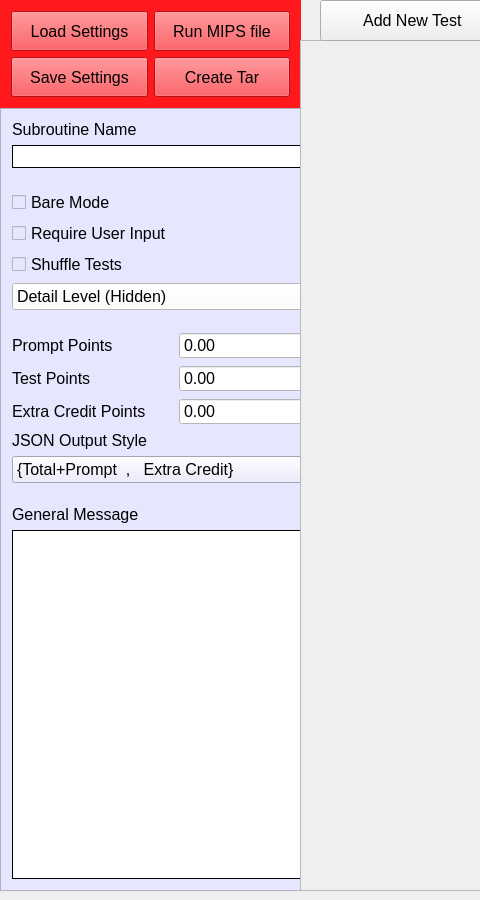
Before: the Qt Designer form MIPS_creator/ui_files/mainwindow.ui in iankamin/MIPS-Autograder, drawn with Qt 5; both pictures show x 0 to 480 and y 0 to 900 of the 1300 by 900 pixel window.
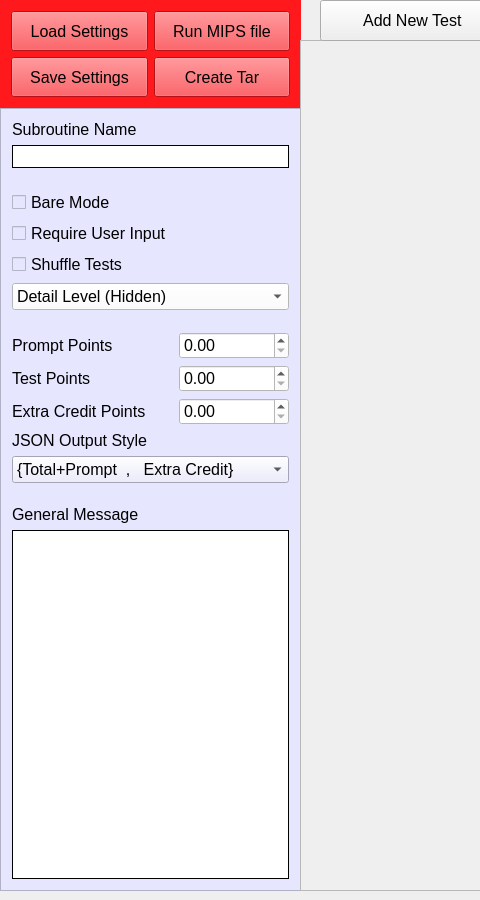
After: the same form once the commit is applied. Icons and pictures are not drawn.

```diff
--- a/MIPS_creator/ui_files/mainwindow.ui
+++ b/MIPS_creator/ui_files/mainwindow.ui
@@ -129,6 +129,12 @@
      </item>
      <item>
       <widget class="QScrollArea" name="scrollArea">
+       <property name="sizePolicy">
+        <sizepolicy hsizetype="Ignored" vsizetype="Expanding">
+         <horstretch>0</horstretch>
+         <verstretch>0</verstretch>
+        </sizepolicy>
+       </property>
        <property name="styleSheet">
         <string notr="true">background-color: rgb(230, 230, 255);</string>
        </property>
@@ -410,6 +416,12 @@
          </item>
          <item row="14" column="0" colspan="2">
           <widget class="QComboBox" name="JsonStyle">
+           <property name="sizePolicy">
+            <sizepolicy hsizetype="Ignored" vsizetype="Fixed">
+             <horstretch>0</horstretch>
+             <verstretch>0</verstretch>
+            </sizepolicy>
+           </property>
            <item>
             <property name="text">
              <string>{Total+Prompt  ,   Extra Credit}</string>
```
Left out of the diff: 5 changed lines with no effect on the pictures.
